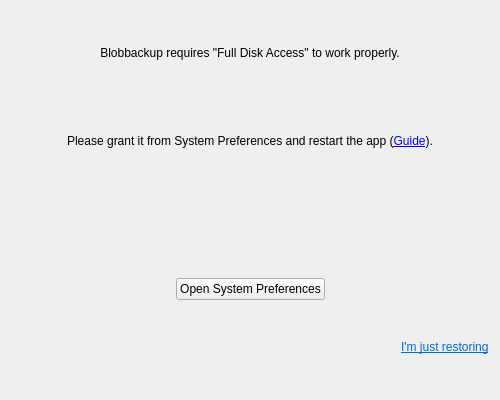
Before: the Qt Designer form client/src/blobbackup/ui/requestfulldiskdialog.ui in Blobbackup/Blobbackup, drawn with Qt 5.
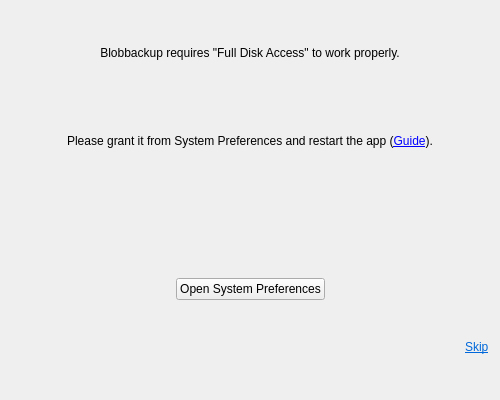
After: the same form once the commit is applied.

Commit message: Rename skip button

```diff
--- a/client/src/blobbackup/ui/requestfulldiskdialog.ui
+++ b/client/src/blobbackup/ui/requestfulldiskdialog.ui
@@ -138,7 +138,7 @@
      <item>
       <widget class="QLabel" name="skip_button">
        <property name="text">
-        <string>&lt;html&gt;&lt;head/&gt;&lt;body&gt;&lt;p&gt;&lt;a href=&quot;#&quot;&gt;&lt;span style=&quot; text-decoration: underline; color:#0068da;&quot;&gt;I'm just restoring&lt;/span&gt;&lt;/a&gt;&lt;/p&gt;&lt;/body&gt;&lt;/html&gt;</string>
+        <string>&lt;html&gt;&lt;head/&gt;&lt;body&gt;&lt;p&gt;&lt;a href=&quot;#&quot;&gt;&lt;span style=&quot; text-decoration: underline; color:#0068da;&quot;&gt;Skip&lt;/span&gt;&lt;/a&gt;&lt;/p&gt;&lt;/body&gt;&lt;/html&gt;</string>
        </property>
       </widget>
      </item>
```
The commit also changes 1 other file.
